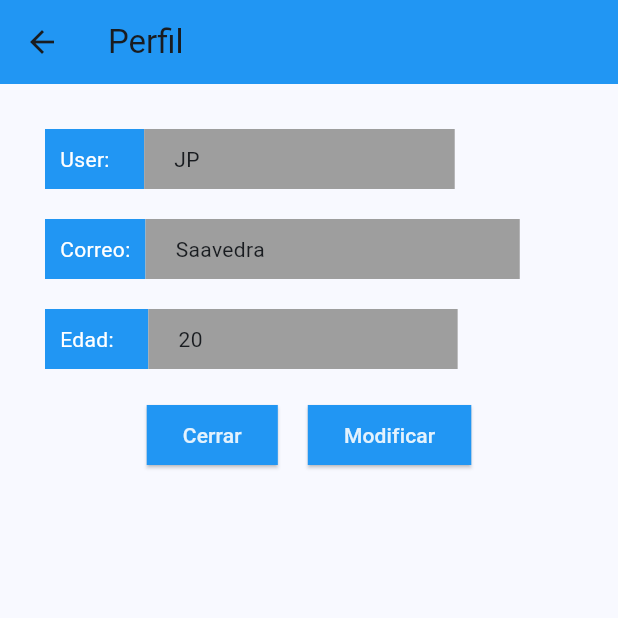
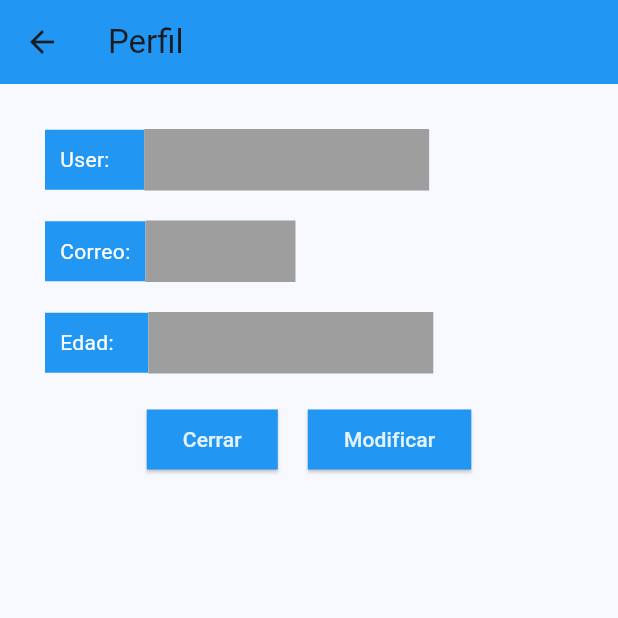
Before and after one commit to JuanPabloSaavedraRamirez/AppAulaGrama, a Flutter app: the Perfil screen opened directly, on a phone screen of 412 x 824 dp, the top half of it. Run offline on Flutter 3.47's test engine with Material 3 defaults, Android fonts, the phone set to English and light mode, and no system bars; our stand-ins replace shared_preferences; missing offline and left inert: dart:ffi; accounts and stored records are empty.

Commit message:
guardado de datos

```diff
--- a/lib/menu.dart
+++ b/lib/menu.dart
@@ -22,7 +22,7 @@ class menu extends StatelessWidget {
             child: ElevatedButton(
               onPressed: (){
                 Navigator.of(context).push(new MaterialPageRoute(builder: (BuildContext context){
-                  return Perfil(username: "JP", email: "Saavedra", age: "20");
+                  return Perfil(username: "", email: "", age: "");
                 }
                 ));
               },
--- a/lib/modificarPerfil.dart
+++ b/lib/modificarPerfil.dart
@@ -92,7 +92,7 @@ class _modificarPerfilState extends State<modificarPerfil> {
                   child: ElevatedButton(
                     onPressed: (){
                       Navigator.of(context).push(new MaterialPageRoute(builder: (BuildContext context){
-                        return Perfil(username: "JP", email: "Saavedra", age: "20");();
+                        return Perfil(username: "", email: "", age: "");();
                       }
                       ));
                     },
--- a/lib/perfil.dart
+++ b/lib/perfil.dart
@@ -71,7 +71,7 @@ class _PerfilState extends State<Perfil> {
                     ),
                     Container(
                       color: Colors.grey,
-                      padding: EdgeInsets.only(left: 20, right: 170, top: 10, bottom: 10),
+                      padding: EdgeInsets.only(left: 20, right: 80, top: 10, bottom: 10),
                       child: Text(widget.email),
                     ),
                   ],
```
Also changed, not shown: lib/register.dart (+4 -4 lines).
